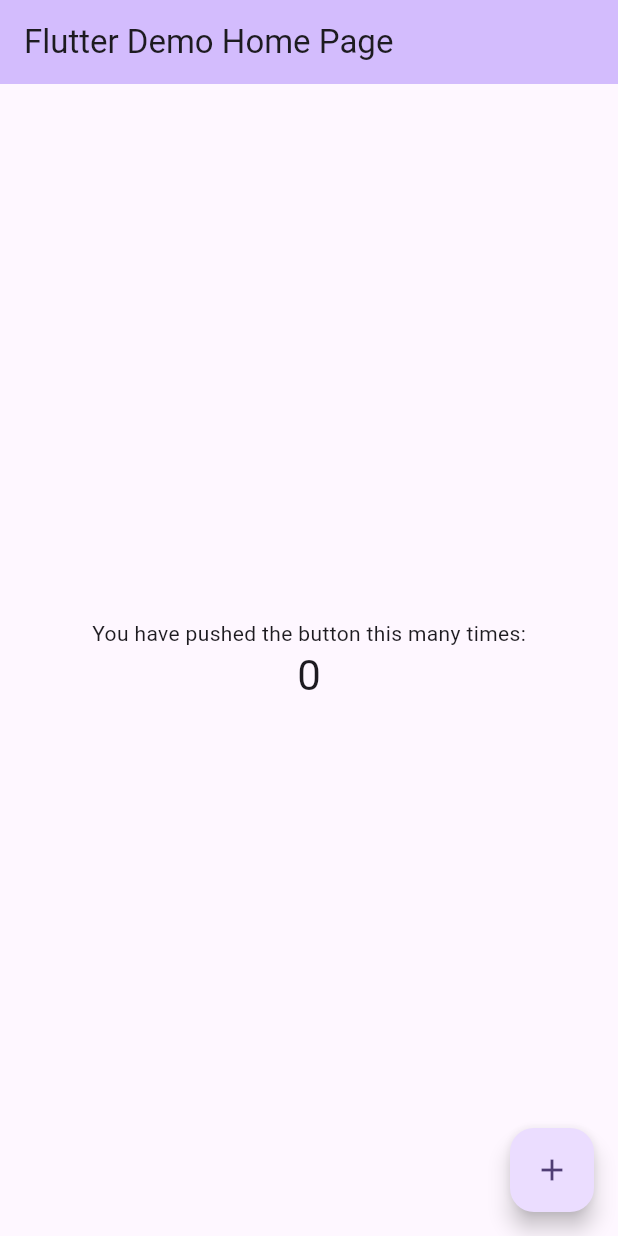
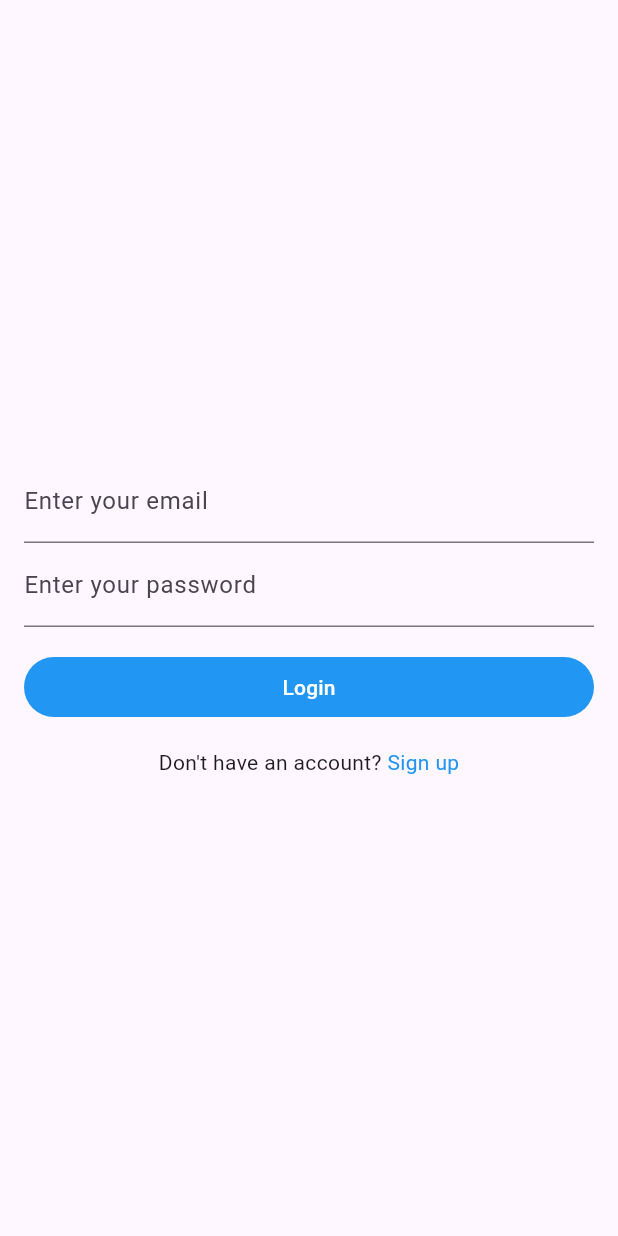
Before and after one commit to shamjadk/Let-s-Meet, a Flutter app: the screen it shows after launch, on a phone screen of 412 x 824 dp. Run offline on Flutter 3.47's test engine with Material 3 defaults, Android fonts, the phone set to English and light mode, and no system bars; our stand-ins replace flutter_hooks.

Commit message:
Created login ui and initialized firebase

```diff
--- a/lib/main.dart
+++ b/lib/main.dart
@@ -1,4 +1,5 @@
 import 'package:flutter/material.dart';
+import 'package:lets_meet_app/view/pages/login_page.dart';
 
 void main() {
   runApp(const MyApp());
@@ -10,116 +11,10 @@
   // This widget is the root of your application.
   @override
   Widget build(BuildContext context) {
-    return MaterialApp(
+    return const MaterialApp(
+      debugShowCheckedModeBanner: false,
       title: 'Flutter Demo',
-      theme: ThemeData(
-        // This is the theme of your application.
-        //
-        // TRY THIS: Try running your application with "flutter run". You'll see
-        // the application has a purple toolbar. Then, without quitting the app,
-        // try changing the seedColor in the colorScheme below to Colors.green
-        // and then invoke "hot reload" (save your changes or press the "hot
-        // reload" button in a Flutter-supported IDE, or press "r" if you used
-        // the command line to start the app).
-        //
-        // Notice that the counter didn't reset back to zero; the application
-        // state is not lost during the reload. To reset the state, use hot
-        // restart instead.
-        //
-        // This works for code too, not just values: Most code changes can be
-        // tested with just a hot reload.
-        colorScheme: ColorScheme.fromSeed(seedColor: Colors.deepPurple),
-        useMaterial3: true,
-      ),
-      home: const MyHomePage(title: 'Flutter Demo Home Page'),
+      home: LoginPage(),
     );
   }
 }
-
-class MyHomePage extends StatefulWidget {
-  const MyHomePage({super.key, required this.title});
-
-  // This widget is the home page of your application. It is stateful, meaning
-  // that it has a State object (defined below) that contains fields that affect
-  // how it looks.
-
-  // This class is the configuration for the state. It holds the values (in this
-  // case the title) provided by the parent (in this case the App widget) and
-  // used by the build method of the State. Fields in a Widget subclass are
-  // always marked "final".
-
-  final String title;
-
-  @override
-  State<MyHomePage> createState() => _MyHomePageState();
-}
-
-class _MyHomePageState extends State<MyHomePage> {
-  int _counter = 0;
-
-  void _incrementCounter() {
-    setState(() {
-      // This call to setState tells the Flutter framework that something has
-      // changed in this State, which causes it to rerun the build method below
-      // so that the display can reflect the updated values. If we changed
-      // _counter without calling setState(), then the build method would not be
-      // called again, and so nothing would appear to happen.
-      _counter++;
-    });
-  }
-
-  @override
-  Widget build(BuildContext context) {
-    // This method is rerun every time setState is called, for instance as done
-    // by the _incrementCounter method above.
-    //
-    // The Flutter framework has been optimized to make rerunning build methods
-    // fast, so that you can just rebuild anything that needs updating rather
-    // than having to individually change instances of widgets.
-    return Scaffold(
-      appBar: AppBar(
-        // TRY THIS: Try changing the color here to a specific color (to
-        // Colors.amber, perhaps?) and trigger a hot reload to see the AppBar
-        // change color while the other colors stay the same.
-        backgroundColor: Theme.of(context).colorScheme.inversePrimary,
-        // Here we take the value from the MyHomePage object that was created by
-        // the App.build method, and use it to set our appbar title.
-        title: Text(widget.title),
-      ),
-      body: Center(
-        // Center is a layout widget. It takes a single child and positions it
-        // in the middle of the parent.
-        child: Column(
-          // Column is also a layout widget. It takes a list of children and
-          // arranges them vertically. By default, it sizes itself to fit its
-          // children horizontally, and tries to be as tall as its parent.
-          //
-          // Column has various properties to control how it sizes itself and
-          // how it positions its children. Here we use mainAxisAlignment to
-          // center the children vertically; the main axis here is the vertical
-          // axis because Columns are vertical (the cross axis would be
-          // horizontal).
-          //
-          // TRY THIS: Invoke "debug painting" (choose the "Toggle Debug Paint"
-          // action in the IDE, or press "p" in the console), to see the
-          // wireframe for each widget.
-          mainAxisAlignment: MainAxisAlignment.center,
-          children: <Widget>[
-            const Text(
-              'You have pushed the button this many times:',
-            ),
-            Text(
-              '$_counter',
-              style: Theme.of(context).textTheme.headlineMedium,
-            ),
-          ],
-        ),
-      ),
-      floatingActionButton: FloatingActionButton(
-        onPressed: _incrementCounter,
-        tooltip: 'Increment',
-        child: const Icon(Icons.add),
-      ), // This trailing comma makes auto-formatting nicer for build methods.
-    );
-  }
-}
--- /dev/null
+++ b/lib/view/pages/login_page.dart
@@ -0,0 +1,44 @@
+import 'package:flutter/material.dart';
+import 'package:flutter_hooks/flutter_hooks.dart';
+import 'package:lets_meet_app/view/widgets/elevated_button_widget.dart';
+import 'package:lets_meet_app/view/widgets/sign_up_button_widget.dart';
+import 'package:lets_meet_app/view/widgets/text_field_widget.dart';
+
+class LoginPage extends HookWidget {
+  const LoginPage({super.key});
+
+  @override
+  Widget build(BuildContext context) {
+    final emailController = useTextEditingController();
+    final passwordController = useTextEditingController();
+    return GestureDetector(
+      onTap: () => FocusScope.of(context).unfocus(),
+      child: Scaffold(
+        // appBar: AppBar(
+        //   title: const Text("Let's meet"),
+        // ),
+        body: Padding(
+          padding: const EdgeInsets.symmetric(horizontal: 16),
+          child: Column(
+            mainAxisAlignment: MainAxisAlignment.center,
+            children: [
+              TextFieldWidget(
+                  controller: emailController, labeltext: 'Enter your email'),
+              TextFieldWidget(
+                  controller: passwordController,
+                  labeltext: 'Enter your password'),
+              const SizedBox(
+                height: 16,
+              ),
+              const ElevatedButtonWidget(buttonName: 'Login', onPressed: null),
+              const SizedBox(
+                height: 16,
+              ),
+              const SignUpButtonWidget(),
+            ],
+          ),
+        ),
+      ),
+    );
+  }
+}
--- /dev/null
+++ b/lib/view/widgets/elevated_button_widget.dart
@@ -0,0 +1,22 @@
+import 'package:flutter/material.dart';
+
+class ElevatedButtonWidget extends StatelessWidget {
+  final String buttonName;
+  final VoidCallback? onPressed;
+  const ElevatedButtonWidget(
+      {super.key, required this.buttonName, required this.onPressed});
+
+  @override
+  Widget build(BuildContext context) {
+    return ElevatedButton(
+        style: const ButtonStyle(
+            backgroundColor: MaterialStatePropertyAll(Colors.blue)),
+        onPressed: onPressed,
+        child: Center(
+          child: Text(
+            buttonName,
+            style: const TextStyle(color: Colors.white),
+          ),
+        ));
+  }
+}
--- /dev/null
+++ b/lib/view/widgets/sign_up_button_widget.dart
@@ -0,0 +1,23 @@
+import 'package:flutter/material.dart';
+import 'package:lets_meet_app/controller/navigator.dart';
+import 'package:lets_meet_app/view/pages/sign_up_page.dart';
+
+class SignUpButtonWidget extends StatelessWidget {
+  const SignUpButtonWidget({super.key});
+
+  @override
+  Widget build(BuildContext context) {
+    return Row(
+      mainAxisSize: MainAxisSize.min,
+      children: [
+        const Text("Don't have an account?"),
+        InkWell(
+            onTap: () => navigate(const SignUpPage(), context),
+            child: const Text(
+              ' Sign up',
+              style: TextStyle(color: Colors.blue),
+            ))
+      ],
+    );
+  }
+}
--- /dev/null
+++ b/lib/view/widgets/text_field_widget.dart
@@ -0,0 +1,16 @@
+import 'package:flutter/material.dart';
+
+class TextFieldWidget extends StatelessWidget {
+  final TextEditingController controller;
+  final String labeltext;
+  const TextFieldWidget(
+      {super.key, required this.controller, required this.labeltext});
+
+  @override
+  Widget build(BuildContext context) {
+    return TextField(
+      controller: controller,
+      decoration: InputDecoration(labelText: labeltext),
+    );
+  }
+}
--- a/pubspec.yaml
+++ b/pubspec.yaml
@@ -35,6 +35,7 @@ dependencies:
   # The following adds the Cupertino Icons font to your application.
   # Use with the CupertinoIcons class for iOS style icons.
   cupertino_icons: ^1.0.6
+  flutter_hooks: ^0.20.5
 
 dev_dependencies:
   flutter_test:
```
Also changed, not shown: lib/controller/navigator.dart (added, +9 -0 lines), lib/view/pages/sign_up_page.dart (added, +50 -0 lines), lib/view/pages/home_page.dart (added), pubspec.lock.
